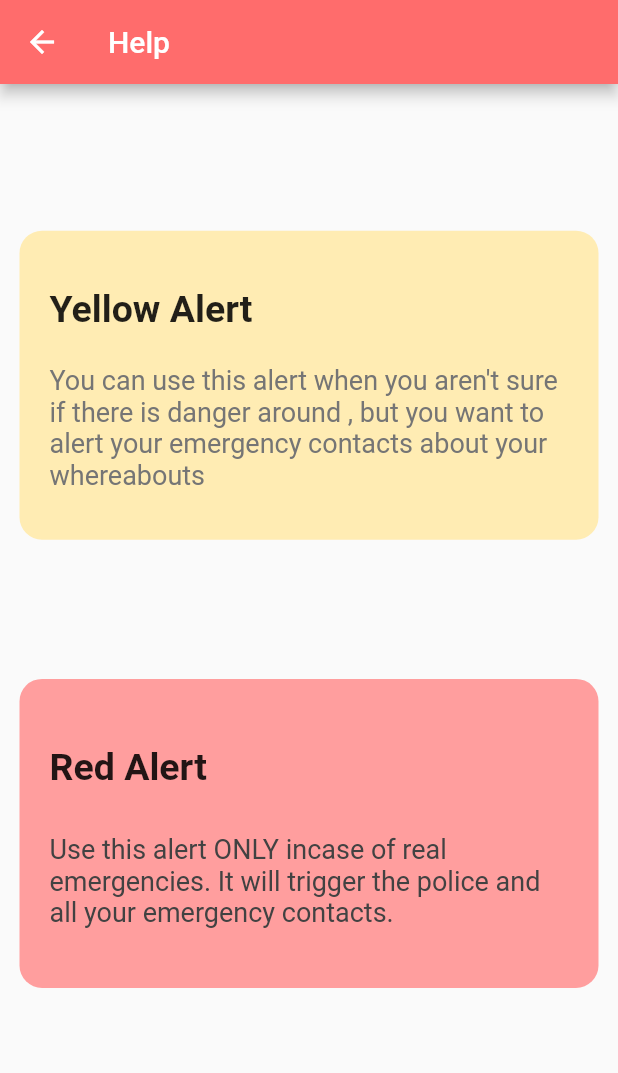
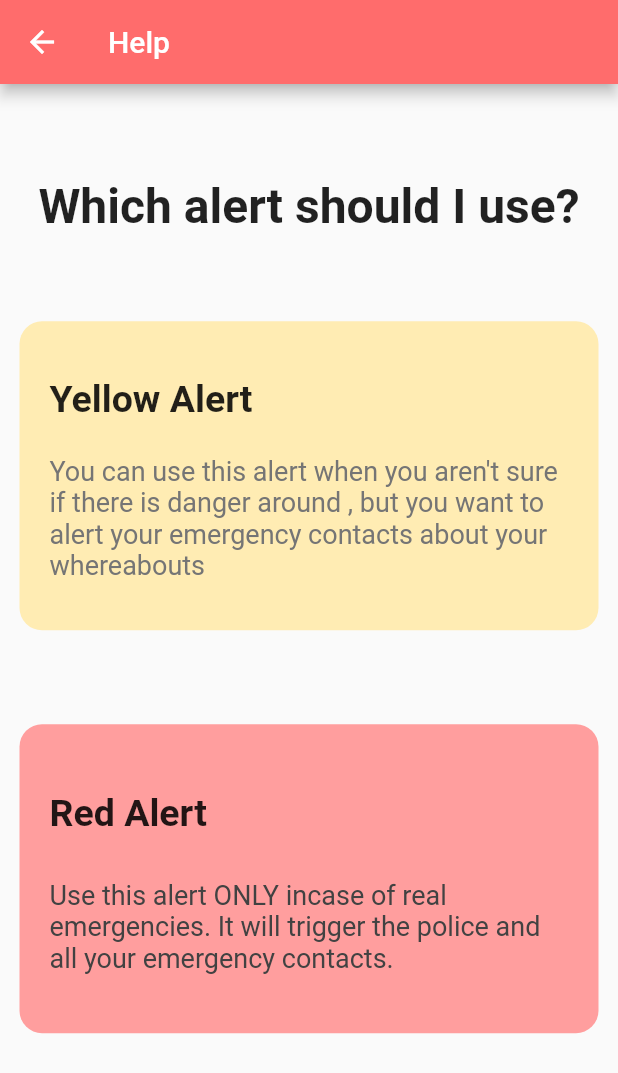
Before and after one commit to psk907/hacktable, a Flutter app: the HelpPage screen opened by its route, on a phone screen of 412 x 824 dp. Shown: the top 1073 px of the screen. Run offline on Flutter 3.47's test engine with Material 2 defaults, Android fonts, the phone set to English and light mode, and no system bars; our stand-ins replace circular_countdown_timer, dio, flutter_svg, get_it, google_fonts, google_maps_flutter and 4 more; missing offline and left inert: sms_maintained; accounts and stored records are empty; Roboto replaces fonts that are missing (Mukta); statements that could not run were skipped.

Commit message:
help modified

```diff
--- a/lib/pages/profile/helppage.dart
+++ b/lib/pages/profile/helppage.dart
@@ -32,6 +32,10 @@ class _HelpPageState extends State<HelpPage> {
           crossAxisAlignment: CrossAxisAlignment.center,
           mainAxisSize: MainAxisSize.max,
           children: [
+            Text(
+              "Which alert should I use?",
+              style: TextStyle(fontSize: 32, fontWeight: FontWeight.w600),
+            ),
             helpcard(
                 height,
                 Colors.amber[100],
```
